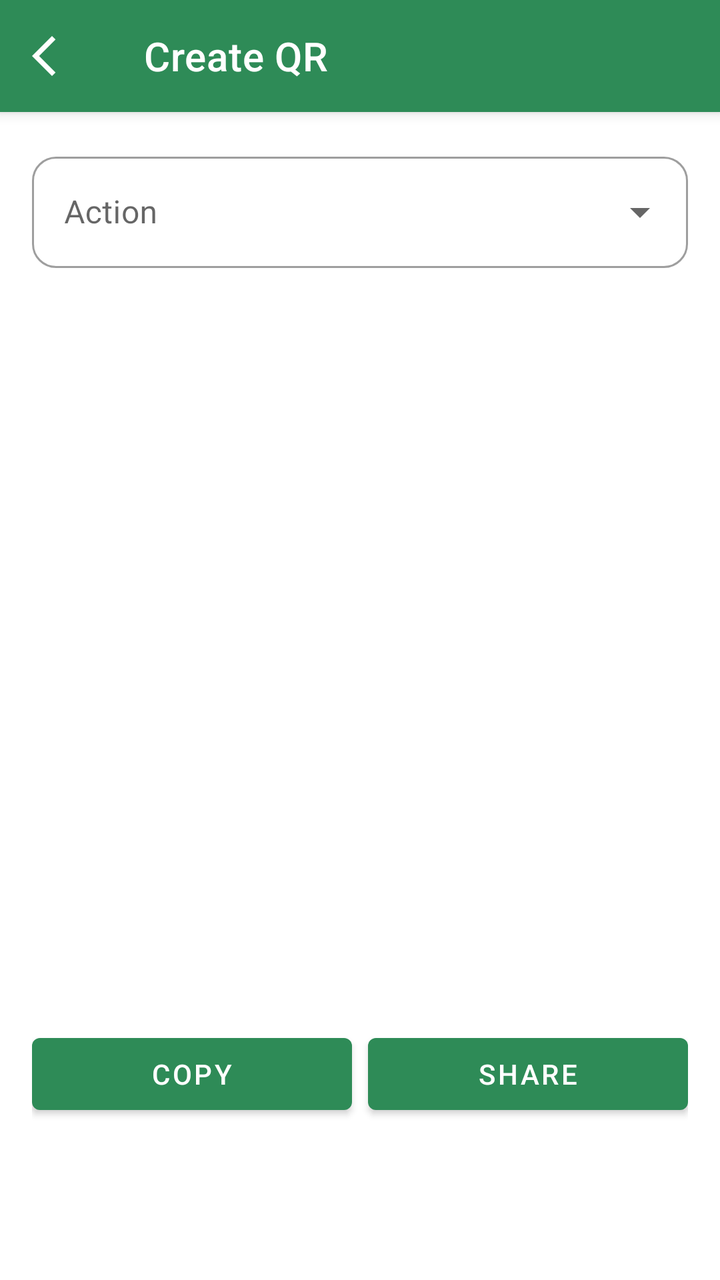
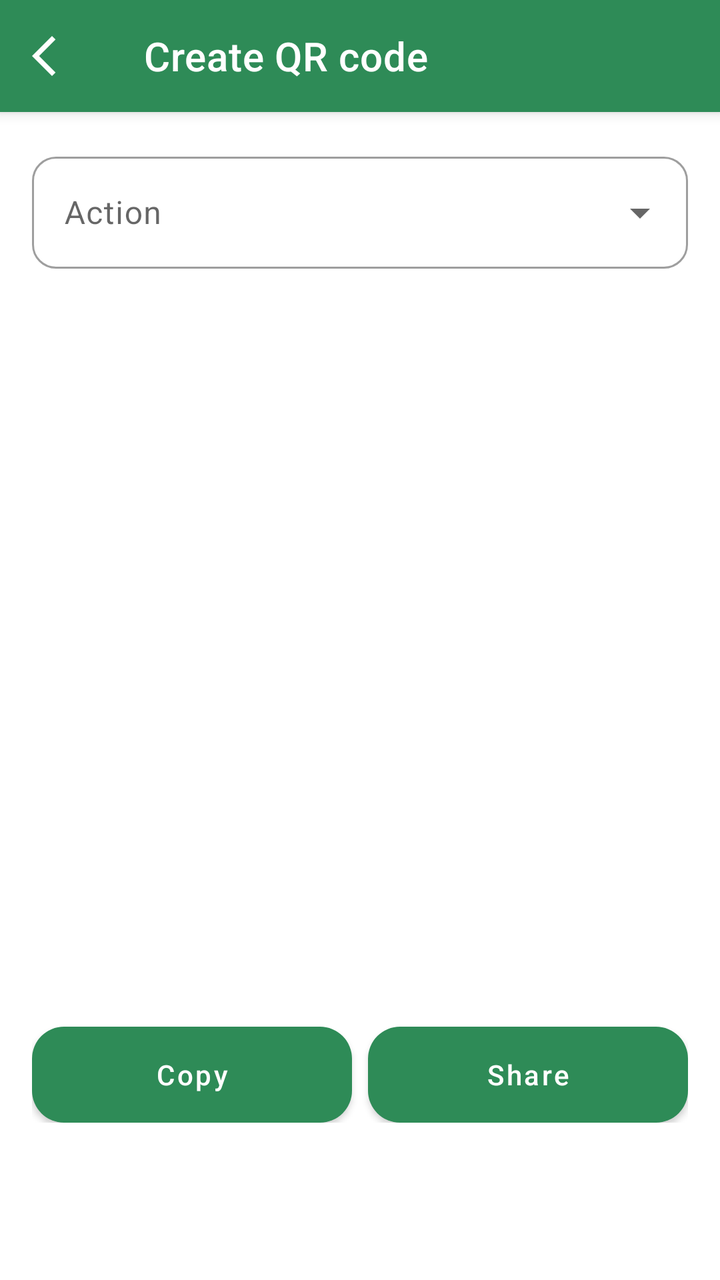

Compare the two renders of this Android layout. The source of the first and the diff that turns it into the second are given below.
<!-- AndroidManifest.xml: application theme Theme.Switchly -->
<!-- res/layout/activity_qr_generate.xml -->
<?xml version="1.0" encoding="utf-8"?>
<androidx.coordinatorlayout.widget.CoordinatorLayout
    xmlns:android="http://schemas.android.com/apk/res/android"
    xmlns:app="http://schemas.android.com/apk/res-auto"
    android:layout_width="match_parent"
    android:layout_height="match_parent">

    
    <com.google.android.material.appbar.AppBarLayout
        android:layout_width="match_parent"
        android:layout_height="wrap_content"
        android:fitsSystemWindows="true">

        <com.google.android.material.appbar.MaterialToolbar
            android:id="@+id/toolbar"
            style="@style/Switchly.TopBar"
            android:layout_width="match_parent"
            android:layout_height="wrap_content"
            android:minHeight="?attr/actionBarSize"
            app:title="@string/qr_generate_title"
            app:navigationIcon="@drawable/arrow_back_ios_24" />
    </com.google.android.material.appbar.AppBarLayout>

    <androidx.core.widget.NestedScrollView
        android:layout_width="match_parent"
        android:layout_height="match_parent"
        android:fillViewport="true"
        app:layout_behavior="@string/appbar_scrolling_view_behavior">

        <LinearLayout
            android:layout_width="match_parent"
            android:layout_height="wrap_content"
            android:orientation="vertical"
            android:padding="16dp"
            android:paddingBottom="24dp">

            
            <com.google.android.material.textfield.TextInputLayout
                android:layout_width="match_parent"
                android:layout_height="wrap_content"
                android:hint="@string/qr_action"
                app:endIconMode="dropdown_menu">

                <com.google.android.material.textfield.MaterialAutoCompleteTextView
                    android:id="@+id/actionDropdown"
                    android:layout_width="match_parent"
                    android:layout_height="wrap_content"
                    android:inputType="none" />
            </com.google.android.material.textfield.TextInputLayout>

            
            <com.google.android.material.textfield.TextInputLayout
                android:id="@+id/tilProfile"
                android:layout_width="match_parent"
                android:layout_height="wrap_content"
                android:layout_marginTop="12dp"
                android:hint="@string/select_profile"
                app:endIconMode="dropdown_menu"
                android:visibility="gone">

                <com.google.android.material.textfield.MaterialAutoCompleteTextView
                    android:id="@+id/profileDropdown"
                    android:layout_width="match_parent"
                    android:layout_height="wrap_content"
                    android:inputType="none" />
            </com.google.android.material.textfield.TextInputLayout>

            
            <com.google.android.material.textfield.TextInputLayout
                android:id="@+id/tilMinutes"
                android:layout_width="match_parent"
                android:layout_height="wrap_content"
                android:layout_marginTop="12dp"
                android:hint="@string/qr_minutes"
                app:endIconMode="dropdown_menu"
                android:visibility="gone">

                <com.google.android.material.textfield.MaterialAutoCompleteTextView
                    android:id="@+id/minutesDropdown"
                    android:layout_width="match_parent"
                    android:layout_height="wrap_content"
                    android:inputType="none" />
            </com.google.android.material.textfield.TextInputLayout>

            
            <ImageView
                android:id="@+id/ivQr"
                android:layout_width="match_parent"
                android:layout_height="320dp"
                android:layout_marginTop="16dp"
                android:scaleType="fitCenter"
                android:contentDescription="@string/qr_title" />

            
            <TextView
                android:id="@+id/tvUri"
                android:layout_width="match_parent"
                android:layout_height="wrap_content"
                android:layout_marginTop="12dp"
                android:textIsSelectable="true"
                android:textAppearance="@style/TextAppearance.Material3.BodyMedium" />

            
            <LinearLayout
                android:layout_width="match_parent"
                android:layout_height="wrap_content"
                android:layout_marginTop="12dp"
                android:orientation="horizontal">

                <com.google.android.material.button.MaterialButton
                    android:id="@+id/btnCopy"
                    style="@style/Switchly.Button"
                    android:layout_width="0dp"
                    android:layout_height="48dp"
                    android:layout_weight="1"
                    android:text="@string/copy" />

                <Space
                    android:layout_width="8dp"
                    android:layout_height="1dp" />

                <com.google.android.material.button.MaterialButton
                    android:id="@+id/btnShare"
                    style="@style/Switchly.Button"
                    android:layout_width="0dp"
                    android:layout_height="48dp"
                    android:layout_weight="1"
                    android:text="@string/share" />
            </LinearLayout>

        </LinearLayout>
    </androidx.core.widget.NestedScrollView>

</androidx.coordinatorlayout.widget.CoordinatorLayout>
<!-- resources referenced by this layout -->
<resources>
  <string name="copy">Copy</string>
  <string name="qr_action">Action</string>
  <string name="qr_generate_title">Create QR</string>
  <string name="qr_minutes">Minutes</string>
  <string name="qr_title">QR</string>
  <string name="share">Share</string>
  <style name="Switchly.Button" parent="Widget.MaterialComponents.Button">
          <item name="backgroundTint">?attr/colorPrimary</item>
          <item name="android:textColor">@android:color/white</item>
      </style>
  <style name="Theme.Switchly" parent="Theme.MaterialComponents.DayNight.NoActionBar">
          
          <item name="colorPrimary">@color/accent_default_green</item>
          <item name="colorPrimaryVariant">@color/accent_default_green</item>
          <item name="colorSecondary">@color/accent_default_green</item>
  
          
          <item name="android:statusBarColor">@color/colorPrimaryDark</item>
  
          
          <item name="materialButtonStyle">@style/Switchly.Button</item>
          <item name="floatingActionButtonStyle">@style/Switchly.Fab</item>
          <item name="materialCardViewStyle">@style/Switchly.Card</item>
  
          
          <item name="toolbarStyle">@style/Switchly.TopBar</item>
          <item name="actionBarTheme">@style/ThemeOverlay.MaterialComponents.ActionBar</item>
          <item name="actionBarPopupTheme">@style/ThemeOverlay.MaterialComponents.Light</item>
          <item name="android:textColorPrimaryInverse">@android:color/white</item>
  
          
          <item name="textInputStyle">@style/Switchly.DropdownLayout</item>
          <item name="autoCompleteTextViewStyle">@style/Switchly.DropdownText</item>
      </style>
  <color name="colorPrimaryDark">#246E46</color>
  <style name="Switchly.Card" parent="Widget.MaterialComponents.CardView">
          <item name="shapeAppearance">@style/ShapeAppearance.Material3.Corner.Large</item>
      </style>
  <!-- unchanged entries left out for length: 8 -->
</resources>

<!-- the commit's change to res/layout/activity_qr_generate.xml (unified diff, before → after) -->
@@ -36,6 +36,7 @@
 
             
             <com.google.android.material.textfield.TextInputLayout
+                style="@style/Switchly.DropdownLayout"
                 android:layout_width="match_parent"
                 android:layout_height="wrap_content"
                 android:hint="@string/qr_action"
@@ -43,6 +44,7 @@
 
                 <com.google.android.material.textfield.MaterialAutoCompleteTextView
                     android:id="@+id/actionDropdown"
+                    style="@style/Switchly.DropdownText"
                     android:layout_width="match_parent"
                     android:layout_height="wrap_content"
                     android:inputType="none" />
@@ -51,6 +53,7 @@
             
             <com.google.android.material.textfield.TextInputLayout
                 android:id="@+id/tilProfile"
+                style="@style/Switchly.DropdownLayout"
                 android:layout_width="match_parent"
                 android:layout_height="wrap_content"
                 android:layout_marginTop="12dp"
@@ -60,6 +63,7 @@
 
                 <com.google.android.material.textfield.MaterialAutoCompleteTextView
                     android:id="@+id/profileDropdown"
+                    style="@style/Switchly.DropdownText"
                     android:layout_width="match_parent"
                     android:layout_height="wrap_content"
                     android:inputType="none" />
@@ -68,6 +72,7 @@
             
             <com.google.android.material.textfield.TextInputLayout
                 android:id="@+id/tilMinutes"
+                style="@style/Switchly.DropdownLayout"
                 android:layout_width="match_parent"
                 android:layout_height="wrap_content"
                 android:layout_marginTop="12dp"
@@ -77,6 +82,7 @@
 
                 <com.google.android.material.textfield.MaterialAutoCompleteTextView
                     android:id="@+id/minutesDropdown"
+                    style="@style/Switchly.DropdownText"
                     android:layout_width="match_parent"
                     android:layout_height="wrap_content"
                     android:inputType="none" />
<!-- resource entries referenced after the edit -->
@@ -2,22 +2,29 @@
 <resources>
   <string name="copy">Copy</string>
   <string name="qr_action">Action</string>
-  <string name="qr_generate_title">Create QR</string>
+  <string name="qr_generate_title">Create QR code</string>
   <string name="qr_minutes">Minutes</string>
   <string name="qr_title">QR</string>
   <string name="share">Share</string>
   <style name="Switchly.Button" parent="Widget.MaterialComponents.Button">
           <item name="backgroundTint">?attr/colorPrimary</item>
           <item name="android:textColor">@android:color/white</item>
+          <item name="cornerRadius">16dp</item>
+          <item name="android:textAllCaps">false</item>
+          <item name="android:insetTop">0dp</item>
+          <item name="android:insetBottom">0dp</item>
+          <item name="android:minHeight">52dp</item>
       </style>
   <style name="Theme.Switchly" parent="Theme.MaterialComponents.DayNight.NoActionBar">
+  
           
           <item name="colorPrimary">@color/accent_default_green</item>
           <item name="colorPrimaryVariant">@color/accent_default_green</item>
           <item name="colorSecondary">@color/accent_default_green</item>
   
           
-          <item name="android:statusBarColor">@color/colorPrimaryDark</item>
+          <item name="android:statusBarColor">?attr/colorSurface</item>
+          <item name="android:windowLightStatusBar">true</item>
   
           
           <item name="materialButtonStyle">@style/Switchly.Button</item>
@@ -31,13 +38,45 @@
           <item name="android:textColorPrimaryInverse">@android:color/white</item>
   
           
-          <item name="textInputStyle">@style/Switchly.DropdownLayout</item>
-          <item name="autoCompleteTextViewStyle">@style/Switchly.DropdownText</item>
+          <item name="textInputStyle">@style/Switchly.TextInputLayout</item>
+          <item name="autoCompleteTextViewStyle">@style/Switchly.AutoCompleteText</item>
+  
+          
+          <item name="materialAlertDialogTheme">@style/ThemeOverlay.Switchly.Dialog</item>
       </style>
-  <color name="colorPrimaryDark">#246E46</color>
   <style name="Switchly.Card" parent="Widget.MaterialComponents.CardView">
-          <item name="shapeAppearance">@style/ShapeAppearance.Material3.Corner.Large</item>
+          <item name="shapeAppearance">@style/ShapeAppearance.Switchly.Card</item>
+          <item name="cardBackgroundColor">@color/switchly_card_bg</item>
+          <item name="strokeColor">@color/switchly_card_stroke</item>
+          <item name="strokeWidth">1dp</item>
+          <item name="cardElevation">2dp</item>
+          <item name="cardUseCompatPadding">true</item>
       </style>
+  <style name="Switchly.TextInputLayout" parent="Widget.MaterialComponents.TextInputLayout.OutlinedBox">
+          <item name="boxStrokeWidth">1dp</item>
+          <item name="boxStrokeWidthFocused">2dp</item>
+          <item name="boxCornerRadiusTopStart">12dp</item>
+          <item name="boxCornerRadiusTopEnd">12dp</item>
+          <item name="boxCornerRadiusBottomStart">12dp</item>
+          <item name="boxCornerRadiusBottomEnd">12dp</item>
+      </style>
+  <style name="Switchly.AutoCompleteText" parent="Widget.MaterialComponents.AutoCompleteTextView.OutlinedBox">
+          <item name="android:minHeight">56dp</item>
+          <item name="android:paddingTop">12dp</item>
+          <item name="android:paddingBottom">12dp</item>
+          <item name="android:textAppearance">@style/TextAppearance.MaterialComponents.Body1</item>
+      </style>
+  <style name="ThemeOverlay.Switchly.Dialog" parent="ThemeOverlay.MaterialComponents.MaterialAlertDialog">
+          <item name="colorControlActivated">?attr/colorPrimary</item>
+          <item name="colorControlHighlight">?attr/colorPrimary</item>
+          <item name="colorAccent">?attr/colorPrimary</item>
+      </style>
+  <style name="ShapeAppearance.Switchly.Card" parent="ShapeAppearance.MaterialComponents.LargeComponent">
+          <item name="cornerFamily">rounded</item>
+          <item name="cornerSize">26dp</item>
+      </style>
+  <color name="switchly_card_bg">#F7FFFFFF</color>
+  <color name="switchly_card_stroke">#14000000</color>
   <!-- unchanged entries left out for length: 8 -->
 </resources>
 
